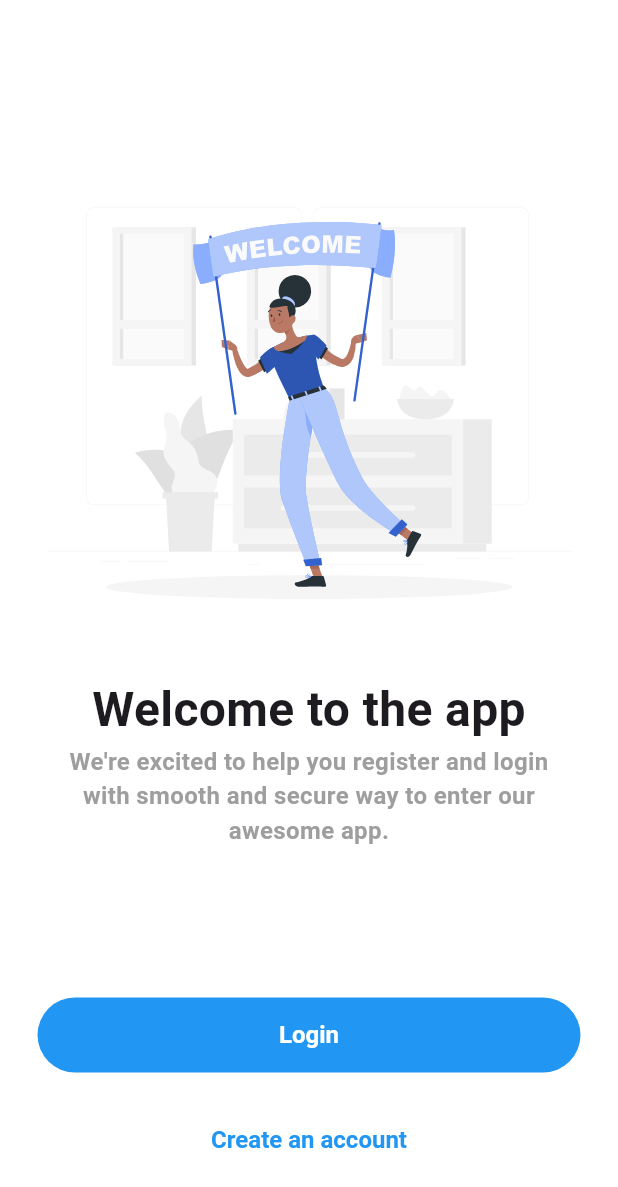
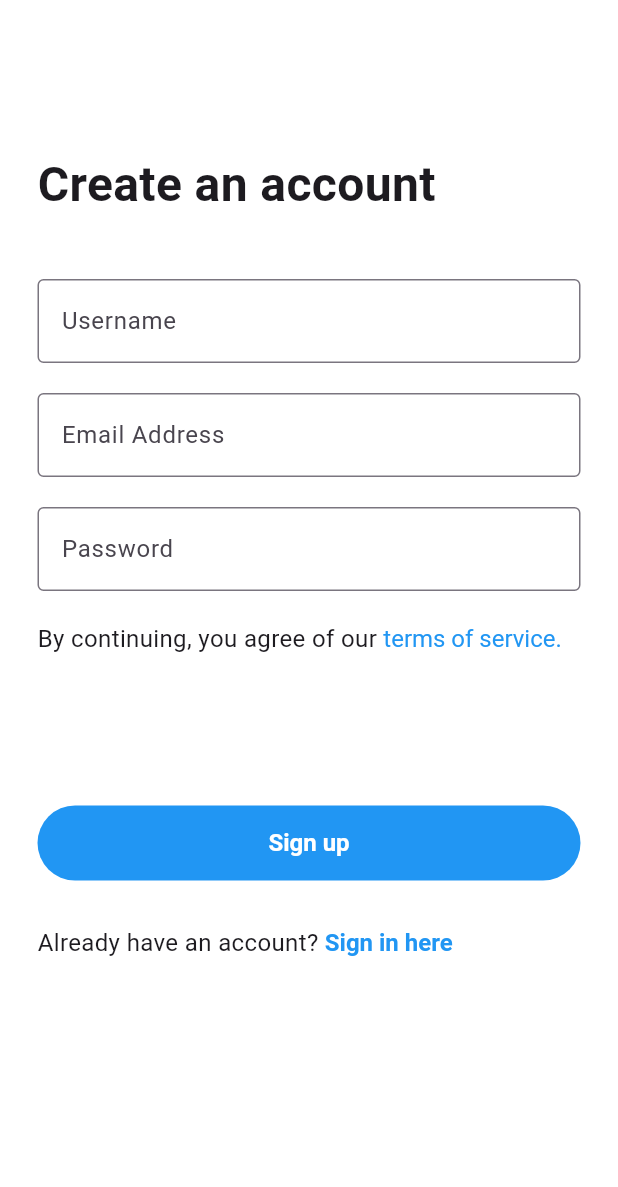
Before and after one commit to Kei-K23/flutter_login_and_register_app, a Flutter app: the screen it shows after launch, after a tap on "Create an account", on a phone screen of 412 x 824 dp. Shown: the top 1187 px of the screen. Run offline on Flutter 3.47's test engine with Material 3 defaults, Android fonts, the light colour scheme and no system bars; our stand-ins replace flutter_svg.

Commit message:
feat: add terms of service screen ui

```diff
--- a/lib/presenation/auth/pages/landing.dart
+++ b/lib/presenation/auth/pages/landing.dart
@@ -1,5 +1,6 @@
 import 'package:flutter/material.dart';
 import 'package:flutter_login_and_register_app/presenation/auth/pages/login.dart';
+import 'package:flutter_login_and_register_app/presenation/auth/pages/sign_up.dart';
 import 'package:flutter_svg/flutter_svg.dart';
 
 class Landing extends StatelessWidget {
@@ -68,7 +69,12 @@ class Landing extends StatelessWidget {
                     fontSize: 16,
                   ),
                 ),
-                onPressed: () {},
+                onPressed: () {
+                  Navigator.push(
+                    context,
+                    MaterialPageRoute(builder: (context) => const SignUp()),
+                  );
+                },
                 child: const Text('Create an account'),
               ),
             ],
--- /dev/null
+++ b/lib/presenation/auth/pages/sign_up.dart
@@ -0,0 +1,158 @@
+import 'package:flutter/material.dart';
+import 'package:flutter_login_and_register_app/presenation/auth/pages/login.dart';
+import 'package:flutter_login_and_register_app/presenation/auth/pages/terms_of_service.dart';
+
+class SignUp extends StatelessWidget {
+  const SignUp({Key? key}) : super(key: key);
+
+  @override
+  Widget build(BuildContext context) {
+    final usernameController = TextEditingController();
+    final emailController = TextEditingController();
+    final passwordController = TextEditingController();
+
+    return Scaffold(
+      backgroundColor: Colors.white,
+      body: Padding(
+        padding: const EdgeInsets.symmetric(horizontal: 25),
+        child: SafeArea(
+          child: Column(
+            crossAxisAlignment: CrossAxisAlignment.start,
+            children: [
+              const SizedBox(height: 100),
+              Text(
+                "Create an account",
+                style: TextStyle(fontSize: 32, fontWeight: FontWeight.bold),
+              ),
+              const SizedBox(height: 40),
+              TextField(
+                controller: usernameController,
+                decoration: const InputDecoration(
+                  hintText: "John Doe",
+                  labelText: "Username",
+                  border: OutlineInputBorder(
+                    borderSide: BorderSide(width: 1, color: Colors.black),
+                  ),
+                  focusedBorder: OutlineInputBorder(
+                    borderSide: BorderSide(width: 1.5, color: Colors.black),
+                  ),
+                ),
+              ),
+              const SizedBox(height: 20),
+              TextField(
+                controller: emailController,
+                keyboardType: TextInputType.emailAddress,
+                decoration: const InputDecoration(
+                  hintText: "Enter your email address",
+                  labelText: "Email Address",
+                  border: OutlineInputBorder(
+                    borderSide: BorderSide(width: 1, color: Colors.black),
+                  ),
+                  focusedBorder: OutlineInputBorder(
+                    borderSide: BorderSide(width: 1.5, color: Colors.black),
+                  ),
+                ),
+              ),
+              const SizedBox(height: 20),
+              TextField(
+                controller: passwordController,
+                obscureText: true,
+                decoration: const InputDecoration(
+                  hintText: "Enter your password",
+                  labelText: "Password",
+                  border: OutlineInputBorder(
+                    borderSide: BorderSide(width: 1, color: Colors.black),
+                  ),
+                  focusedBorder: OutlineInputBorder(
+                    borderSide: BorderSide(width: 1.5, color: Colors.black),
+                  ),
+                ),
+              ),
+              const SizedBox(height: 20),
+              Row(
+                children: [
+                  Text(
+                    "By continuing, you agree of our ",
+                    style: const TextStyle(fontSize: 16),
+                  ),
+                  TextButton(
+                    style: ButtonStyle(
+                      foregroundColor: WidgetStateProperty.all(Colors.blue),
+                      overlayColor: WidgetStateProperty.all(Colors.transparent),
+                      padding: WidgetStateProperty.all(EdgeInsets.zero),
+                      minimumSize: WidgetStateProperty.all(Size.zero),
+                      tapTargetSize: MaterialTapTargetSize.shrinkWrap,
+                      visualDensity: VisualDensity.compact,
+                      textStyle: WidgetStateProperty.all(
+                        const TextStyle(fontSize: 16),
+                      ),
+                    ),
+                    onPressed: () {
+                      Navigator.push(
+                        context,
+                        MaterialPageRoute(
+                          builder: (context) => const TermsOfService(),
+                        ),
+                      );
+                    },
+                    child: Text('terms of service.'),
+                  ),
+                ],
+              ),
+
+              const SizedBox(height: 100),
+              TextButton(
+                style: TextButton.styleFrom(
+                  minimumSize: const Size(double.infinity, 50),
+                  backgroundColor: Colors.blue,
+                  foregroundColor: Colors.white,
+                  textStyle: const TextStyle(
+                    fontWeight: FontWeight.w600,
+                    fontSize: 16,
+                  ),
+                ),
+                onPressed: () {
+                  print("Email : ${emailController.text}");
+                  print("Email : ${passwordController.text}");
+                },
+                child: const Text('Sign up'),
+              ),
+              const SizedBox(height: 30),
+              Row(
+                children: [
+                  Text(
+                    "Already have an account? ",
+                    style: const TextStyle(fontSize: 16),
+                  ),
+                  TextButton(
+                    style: ButtonStyle(
+                      foregroundColor: WidgetStateProperty.all(Colors.blue),
+                      overlayColor: WidgetStateProperty.all(Colors.transparent),
+                      padding: WidgetStateProperty.all(EdgeInsets.zero),
+                      minimumSize: WidgetStateProperty.all(Size.zero),
+                      tapTargetSize: MaterialTapTargetSize.shrinkWrap,
+                      visualDensity: VisualDensity.compact,
+                      textStyle: WidgetStateProperty.all(
+                        const TextStyle(fontSize: 16),
+                      ),
+                    ),
+                    onPressed: () {
+                      Navigator.push(
+                        context,
+                        MaterialPageRoute(builder: (context) => const Login()),
+                      );
+                    },
+                    child: Text(
+                      'Sign in here',
+                      style: TextStyle(fontWeight: FontWeight.bold),
+                    ),
+                  ),
+                ],
+              ),
+            ],
+          ),
+        ),
+      ),
+    );
+  }
+}
```
Also changed, not shown: lib/presenation/auth/pages/login.dart (+7 -1 lines), lib/presenation/auth/pages/terms_of_service.dart (added, +56 -0 lines).
